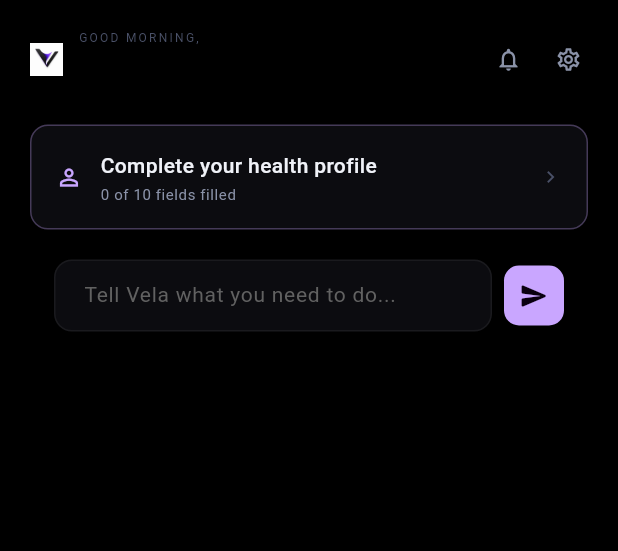
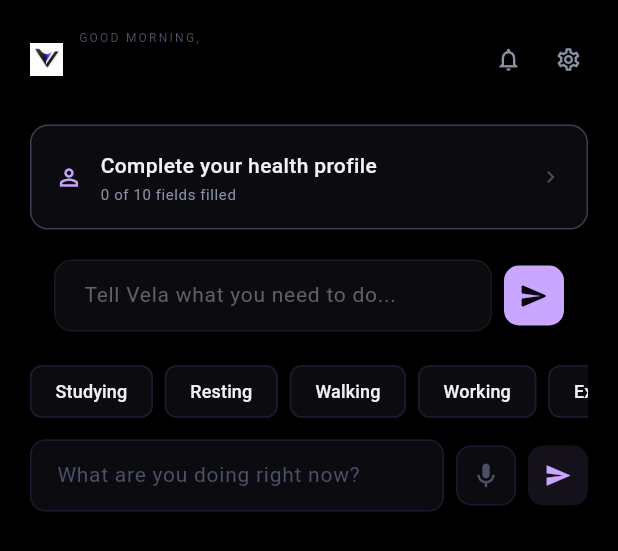
Before and after one commit to Tess224/vela-main, a Flutter app: the DashboardScreen widget shown alone on an empty page, opened directly, on a phone screen of 412 x 824 dp. Shown: the top 551 px of the screen. Run offline on Flutter 3.47's test engine with Material 3 defaults, Android fonts, the phone set to English and light mode, and no system bars; our stand-ins replace app_links, firebase_core, firebase_messaging, flutter_local_notifications, flutter_riverpod, flutter_secure_storage and 4 more; missing offline and left inert: bs58, health, pinenacl, record, workmanager; accounts and stored records are empty; network calls fail; Roboto replaces fonts that are missing (Rajdhani, SpaceMono).

Commit message:
context n notes

```diff
--- a/lib/screens/dashboard_screen.dart
+++ b/lib/screens/dashboard_screen.dart
@@ -14,6 +14,7 @@ import '../services/supabase_service.dart';
 import 'package:supabase_flutter/supabase_flutter.dart';
 import '../providers/user_provider.dart';
 import '../core/health/health_data_manager.dart';
+import '../widgets/context_capture_bar.dart';
 
 class DashboardScreen extends ConsumerWidget {
   final String? highlightEventId;
@@ -59,6 +60,8 @@ class DashboardScreen extends ConsumerWidget {
           const _ProfileCompletionCard(),
           const SizedBox(height: 12),
           const QuickGoalInput(),
+              const SizedBox(height: 8),
+              const ContextCaptureBar(),
               const SizedBox(height: 8),
               const _UpcomingEventCard(),
           const SizedBox(height: 16),
--- /dev/null
+++ b/lib/widgets/context_capture_bar.dart
@@ -0,0 +1,236 @@
+// lib/widgets/context_capture_bar.dart
+// Persistent dashboard widget for reporting current activity.
+// Text input + mic button + quick chips.
+
+import 'dart:convert';
+import 'dart:io';
+
+import 'package:flutter/material.dart';
+import 'package:http/http.dart' as http;
+import 'package:record/record.dart';
+import 'package:supabase_flutter/supabase_flutter.dart';
+
+import '../config/env.dart';
+
+class ContextCaptureBar extends StatefulWidget {
+  const ContextCaptureBar({super.key});
+
+  @override
+  State<ContextCaptureBar> createState() => _ContextCaptureBarState();
+}
+
+class _ContextCaptureBarState extends State<ContextCaptureBar> {
+  final _controller = TextEditingController();
+  final _recorder = AudioRecorder();
+  bool _sending = false;
+  bool _recording = false;
+
+  String? get _userId => Supabase.instance.client.auth.currentUser?.id;
+
+  Future<void> _submit(String text) async {
+    if (text.trim().length < 2 || _sending || _userId == null) return;
+
+    setState(() => _sending = true);
+    try {
+      final resp = await http.post(
+        Uri.parse('${Env.sessionPipelineUrl}/context-capture'),
+        headers: {'Content-Type': 'application/json'},
+        body: jsonEncode({'user_id': _userId, 'text': text.trim()}),
+      );
+
+      if (resp.statusCode == 200 && mounted) {
+        _controller.clear();
+        final data = jsonDecode(resp.body) as Map<String, dynamic>;
+        ScaffoldMessenger.of(context).showSnackBar(
+          SnackBar(
+            content: Text('Logged: ${data['activity_type'] ?? 'activity'}',
+                style: const TextStyle(fontFamily: 'Rajdhani')),
+            backgroundColor: const Color(0xFF1A1A2E),
+            duration: const Duration(seconds: 2),
+          ),
+        );
+      }
+    } catch (e) {
+      if (mounted) {
+        ScaffoldMessenger.of(context).showSnackBar(
+          SnackBar(content: Text('Failed: $e'), duration: const Duration(seconds: 2)),
+        );
+      }
+    } finally {
+      if (mounted) setState(() => _sending = false);
+    }
+  }
+
+  Future<void> _submitAudio(String audioBase64) async {
+    if (_sending || _userId == null) return;
+
+    setState(() => _sending = true);
+    try {
+      final resp = await http.post(
+        Uri.parse('${Env.sessionPipelineUrl}/context-capture'),
+        headers: {'Content-Type': 'application/json'},
+        body: jsonEncode({'user_id': _userId, 'audio_base64': audioBase64}),
+      );
+
+      if (resp.statusCode == 200 && mounted) {
+        final data = jsonDecode(resp.body) as Map<String, dynamic>;
+        ScaffoldMessenger.of(context).showSnackBar(
+          SnackBar(
+            content: Text('Logged: ${data['activity_type'] ?? 'activity'}',
+                style: const TextStyle(fontFamily: 'Rajdhani')),
+            backgroundColor: const Color(0xFF1A1A2E),
+            duration: const Duration(seconds: 2),
+          ),
+        );
+      }
+    } catch (e) {
+      if (mounted) {
+        ScaffoldMessenger.of(context).showSnackBar(
+          SnackBar(content: Text('Voice failed: $e'), duration: const Duration(seconds: 2)),
+        );
+      }
+    } finally {
+      if (mounted) setState(() => _sending = false);
+    }
+  }
+
+  Future<void> _toggleRecording() async {
+    if (_recording) {
+      await _stopAndSend();
+    } else {
+      await _startRecording();
+    }
+  }
+
+  Future<void> _startRecording() async {
+    if (!await _recorder.hasPermission()) return;
+    final tempDir = Directory.systemTemp;
+    final tempPath = '${tempDir.path}/vela_capture_${DateTime.now().millisecondsSinceEpoch}.m4a';
+    await _recorder.start(const RecordConfig(encoder: AudioEncoder.aacLc), path: tempPath);
+    setState(() => _recording = true);
+  }
+
+  Future<void> _stopAndSend() async {
+    final path = await _recorder.stop();
+    setState(() => _recording = false);
+    if (path == null) return;
+
+    try {
+      final audioBytes = await File(path).readAsBytes();
+      if (audioBytes.isEmpty) return;
+      final base64Audio = base64Encode(audioBytes);
+      await _submitAudio(base64Audio);
+    } catch (e) {
+      if (mounted) {
+        ScaffoldMessenger.of(context).showSnackBar(
+          SnackBar(content: Text('Recording failed: $e'), duration: const Duration(seconds: 2)),
+        );
+      }
+    }
+  }
+
+  @override
+  void dispose() {
+    _controller.dispose();
+    _recorder.dispose();
+    super.dispose();
+  }
+
+  @override
+  Widget build(BuildContext context) {
+    return Column(
+      crossAxisAlignment: CrossAxisAlignment.start,
+      children: [
+        SingleChildScrollView(
+          scrollDirection: Axis.horizontal,
+          child: Row(
+            children: ['Studying', 'Resting', 'Walking', 'Working', 'Exercising']
+                .map((label) => Padding(
+                      padding: const EdgeInsets.only(right: 8),
+                      child: ActionChip(
+                        label: Text(label, style: const TextStyle(
+                          fontSize: 12, color: Color(0xFFF0F2F8), fontFamily: 'Rajdhani',
+                        )),
+                        backgroundColor: const Color(0xFF0C0C10),
+                        side: const BorderSide(color: Color(0xFF1A1A2E)),
+                        onPressed: _sending ? null : () => _submit(label),
+                      ),
+                    ))
+                .toList(),
+          ),
+        ),
+        const SizedBox(height: 8),
+        Row(
+          children: [
+            Expanded(
+              child: TextField(
+                controller: _controller,
+                style: const TextStyle(color: Color(0xFFF0F2F8), fontSize: 14, fontFamily: 'Rajdhani'),
+                decoration: InputDecoration(
+                  hintText: 'What are you doing right now?',
+                  hintStyle: const TextStyle(color: Color(0xFF4A5168), fontSize: 14, fontFamily: 'Rajdhani'),
+                  filled: true,
+                  fillColor: const Color(0xFF0C0C10),
+                  contentPadding: const EdgeInsets.symmetric(horizontal: 14, vertical: 10),
+                  border: OutlineInputBorder(
+                    borderRadius: BorderRadius.circular(10),
+                    borderSide: const BorderSide(color: Color(0xFF1A1A2E)),
+                  ),
+                  enabledBorder: OutlineInputBorder(
+                    borderRadius: BorderRadius.circular(10),
+                    borderSide: const BorderSide(color: Color(0xFF1A1A2E)),
+                  ),
+                  focusedBorder: OutlineInputBorder(
+                    borderRadius: BorderRadius.circular(10),
+                    borderSide: const BorderSide(color: Color(0xFFC9A6FF), width: 0.5),
+                  ),
+                ),
+                onSubmitted: _sending ? null : _submit,
+              ),
+            ),
+            const SizedBox(width: 8),
+            GestureDetector(
+              onTap: _sending ? null : _toggleRecording,
+              child: Container(
+                width: 40,
+                height: 40,
+                decoration: BoxDecoration(
+                  color: _recording
+                      ? const Color(0xFFC9A6FF).withValues(alpha: 0.2)
+                      : const Color(0xFF0C0C10),
+                  borderRadius: BorderRadius.circular(10),
+                  border: Border.all(
+                    color: _recording ? const Color(0xFFC9A6FF) : const Color(0xFF1A1A2E),
+                  ),
+                ),
+                child: Icon(
+                  _recording ? Icons.stop : Icons.mic_outlined,
+                  color: _recording ? const Color(0xFFC9A6FF) : const Color(0xFF4A5168),
+                  size: 20,
+                ),
+              ),
+            ),
+            const SizedBox(width: 8),
+            GestureDetector(
+              onTap: _sending ? null : () => _submit(_controller.text),
+              child: Container(
+                width: 40,
+                height: 40,
+                decoration: BoxDecoration(
+                  color: const Color(0xFFC9A6FF).withValues(alpha: _sending ? 0.3 : 0.1),
+                  borderRadius: BorderRadius.circular(10),
+                ),
+                child: _sending
+                    ? const Center(child: SizedBox(
+                        width: 16, height: 16,
+                        child: CircularProgressIndicator(strokeWidth: 2, color: Color(0xFFC9A6FF)),
+                      ))
+                    : const Icon(Icons.send, color: Color(0xFFC9A6FF), size: 18),
+              ),
+            ),
+          ],
+        ),
+      ],
+    );
+  }
+}
```
